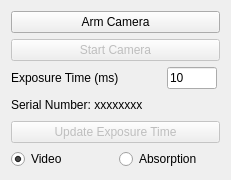
Above: ui_components/cameracontrolwidget.ui from jagerber48/jkam_e6 before the change. Below: the same form after it.
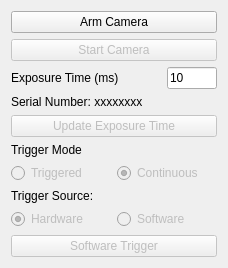
That is the form after the change.

Commit message: restructuring of ui logic for camera trigger controls to facillitate elegant introduction of software trigger button for subsequent testing especially of absorption image analyzer

Patch:
```diff
--- a/ui_components/cameracontrolwidget.ui
+++ b/ui_components/cameracontrolwidget.ui
@@ -2,14 +2,6 @@
 <ui version="4.0">
  <class>CameraControlWidget</class>
  <widget class="QWidget" name="CameraControlWidget">
-  <property name="geometry">
-   <rect>
-    <x>0</x>
-    <y>0</y>
-    <width>231</width>
-    <height>180</height>
-   </rect>
-  </property>
   <layout class="QGridLayout" name="gridLayout">
    <item row="8" column="0" colspan="2">
     <widget class="QPushButton" name="exposure_pushButton">
@@ -28,6 +20,36 @@
      </property>
     </widget>
    </item>
+   <item row="13" column="0">
+    <widget class="QLabel" name="trigger_source_label">
+     <property name="text">
+      <string>Trigger Source:</string>
+     </property>
+    </widget>
+   </item>
+   <item row="14" column="0">
+    <widget class="QRadioButton" name="hardware_trigger_radioButton">
+     <property name="enabled">
+      <bool>false</bool>
+     </property>
+     <property name="text">
+      <string>Hardware</string>
+     </property>
+     <property name="checked">
+      <bool>true</bool>
+     </property>
+     <attribute name="buttonGroup">
+      <string notr="true">trigger_buttonGroup</string>
+     </attribute>
+    </widget>
+   </item>
+   <item row="10" column="0">
+    <widget class="QLabel" name="trigger_mode_label">
+     <property name="text">
+      <string>Trigger Mode</string>
+     </property>
+    </widget>
+   </item>
    <item row="4" column="0" colspan="2">
     <layout class="QFormLayout" name="exposure_formLayout">
      <item row="0" column="0">
@@ -58,16 +80,6 @@
      </item>
     </layout>
    </item>
-   <item row="10" column="0">
-    <widget class="QRadioButton" name="video_radioButton">
-     <property name="text">
-      <string>Video</string>
-     </property>
-     <property name="checked">
-      <bool>true</bool>
-     </property>
-    </widget>
-   </item>
    <item row="1" column="0" colspan="2">
     <widget class="QPushButton" name="start_pushButton">
      <property name="enabled">
@@ -78,6 +90,19 @@
      </property>
     </widget>
    </item>
+   <item row="14" column="1">
+    <widget class="QRadioButton" name="software_trigger_radioButton">
+     <property name="enabled">
+      <bool>false</bool>
+     </property>
+     <property name="text">
+      <string>Software</string>
+     </property>
+     <attribute name="buttonGroup">
+      <string notr="true">trigger_buttonGroup</string>
+     </attribute>
+    </widget>
+   </item>
    <item row="0" column="0" colspan="2">
     <widget class="QPushButton" name="arm_pushButton">
      <property name="text">
@@ -85,13 +110,45 @@
      </property>
     </widget>
    </item>
-   <item row="10" column="1">
-    <widget class="QRadioButton" name="absorption_radioButton">
+   <item row="15" column="0" colspan="2">
+    <widget class="QPushButton" name="software_trigger_pushButton">
+     <property name="enabled">
+      <bool>false</bool>
+     </property>
      <property name="text">
-      <string>Absorption</string>
+      <string>Software Trigger</string>
      </property>
     </widget>
    </item>
+   <item row="11" column="0">
+    <widget class="QRadioButton" name="triggered_radioButton">
+     <property name="enabled">
+      <bool>false</bool>
+     </property>
+     <property name="text">
+      <string>Triggered</string>
+     </property>
+     <attribute name="buttonGroup">
+      <string notr="true">mode_buttonGroup</string>
+     </attribute>
+    </widget>
+   </item>
+   <item row="11" column="1">
+    <widget class="QRadioButton" name="continuous_radioButton">
+     <property name="enabled">
+      <bool>false</bool>
+     </property>
+     <property name="text">
+      <string>Continuous</string>
+     </property>
+     <property name="checked">
+      <bool>true</bool>
+     </property>
+     <attribute name="buttonGroup">
+      <string notr="true">mode_buttonGroup</string>
+     </attribute>
+    </widget>
+   </item>
   </layout>
  </widget>
  <resources/>
```
Left out of the diff: 4 changed lines with no effect on the pictures. The commit also changes 7 other files.
